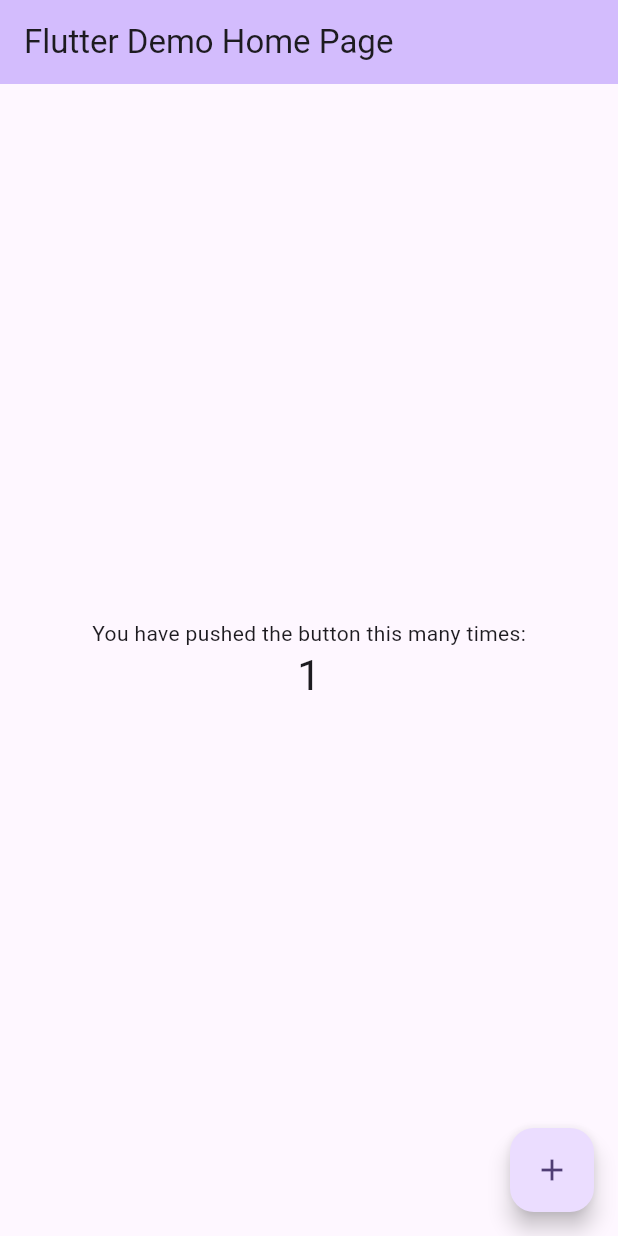
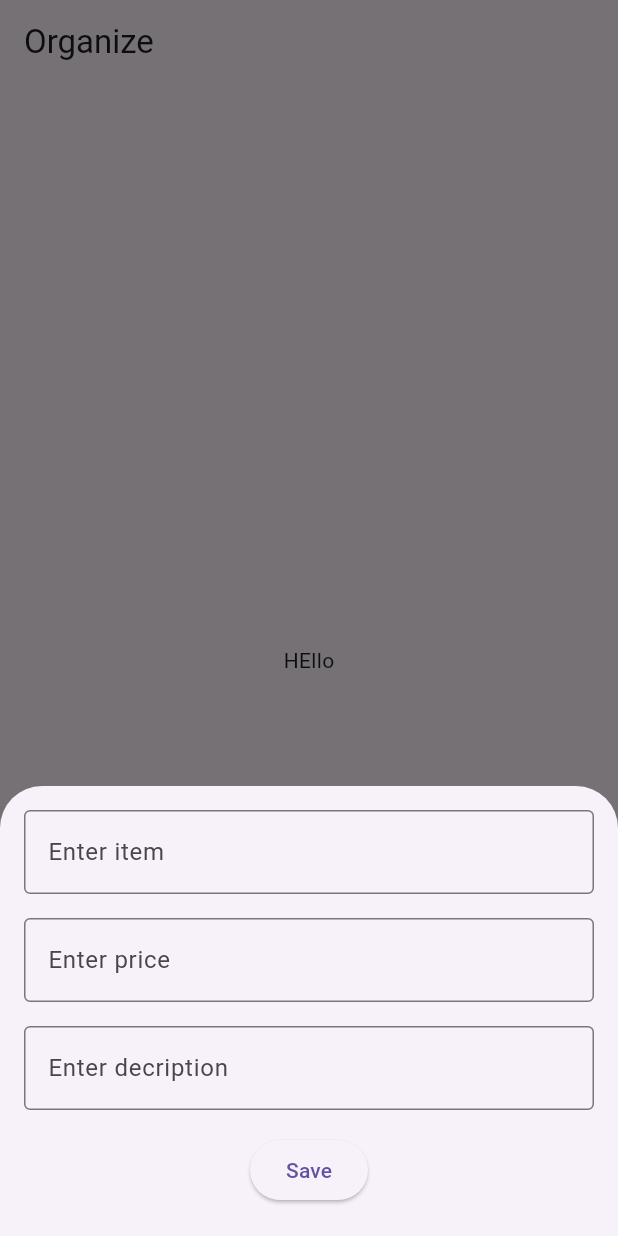
Before and after one commit to Abdulazeezno1/organizer, a Flutter app: the screen it shows after launch, after a tap on the "add" icon, on a phone screen of 412 x 824 dp. Run offline on Flutter 3.47's test engine with Material 3 defaults, Android fonts, the light colour scheme and no system bars; our stand-ins replace flutter_riverpod.

Commit message:
Added the HomeScreen and The Item class

```diff
--- /dev/null
+++ b/lib/class/item.dart
@@ -0,0 +1,42 @@
+import 'package:flutter_riverpod/flutter_riverpod.dart';
+
+class Item {
+  const Item({
+    required this.name,
+    required this.price,
+    required this.description,
+  });
+
+  final String name;
+  final double price;
+  final String description;
+
+  Item copyWith({String? name, double? price, String? description}) {
+    return Item(
+      name: name ?? this.name,
+      price: price ?? this.price,
+      description: description ?? this.description,
+    );
+  }
+}
+
+class NewItemNotifier extends Notifier<List<Item>> {
+  @override
+  List<Item> build() {
+    return [];
+  }
+
+  Future<void> addItem({
+    required String name,
+    required double price,
+    required String description,
+  }) async {
+    final newItem = Item(name: name, price: price, description: description);
+
+    state = [...state, newItem];
+  }
+}
+
+final itemProvider = NotifierProvider<NewItemNotifier, List<Item>>(
+  NewItemNotifier.new,
+);
--- a/lib/main.dart
+++ b/lib/main.dart
@@ -1,7 +1,9 @@
 import 'package:flutter/material.dart';
+import 'package:flutter_riverpod/flutter_riverpod.dart';
+import 'package:organizer/screens/home_screen.dart';
 
 void main() {
-  runApp(const MyApp());
+  runApp(ProviderScope(child: const MyApp()));
 }
 
 class MyApp extends StatelessWidget {
@@ -10,113 +12,6 @@ class MyApp extends StatelessWidget {
   // This widget is the root of your application.
   @override
   Widget build(BuildContext context) {
-    return MaterialApp(
-      title: 'Flutter Demo',
-      theme: ThemeData(
-        // This is the theme of your application.
-        //
-        // TRY THIS: Try running your application with "flutter run". You'll see
-        // the application has a purple toolbar. Then, without quitting the app,
-        // try changing the seedColor in the colorScheme below to Colors.green
-        // and then invoke "hot reload" (save your changes or press the "hot
-        // reload" button in a Flutter-supported IDE, or press "r" if you used
-        // the command line to start the app).
-        //
-        // Notice that the counter didn't reset back to zero; the application
-        // state is not lost during the reload. To reset the state, use hot
-        // restart instead.
-        //
-        // This works for code too, not just values: Most code changes can be
-        // tested with just a hot reload.
-        colorScheme: .fromSeed(seedColor: Colors.deepPurple),
-      ),
-      home: const MyHomePage(title: 'Flutter Demo Home Page'),
-    );
+    return MaterialApp(title: 'Flutter Demo', home: HomeScreen());
   }
 }
-
-class MyHomePage extends StatefulWidget {
-  const MyHomePage({super.key, required this.title});
-
-  // This widget is the home page of your application. It is stateful, meaning
-  // that it has a State object (defined below) that contains fields that affect
-  // how it looks.
-
-  // This class is the configuration for the state. It holds the values (in this
-  // case the title) provided by the parent (in this case the App widget) and
-  // used by the build method of the State. Fields in a Widget subclass are
-  // always marked "final".
-
-  final String title;
-
-  @override
-  State<MyHomePage> createState() => _MyHomePageState();
-}
-
-class _MyHomePageState extends State<MyHomePage> {
-  int _counter = 0;
-
-  void _incrementCounter() {
-    setState(() {
-      // This call to setState tells the Flutter framework that something has
-      // changed in this State, which causes it to rerun the build method below
-      // so that the display can reflect the updated values. If we changed
-      // _counter without calling setState(), then the build method would not be
-      // called again, and so nothing would appear to happen.
-      _counter++;
-    });
-  }
-
-  @override
-  Widget build(BuildContext context) {
-    // This method is rerun every time setState is called, for instance as done
-    // by the _incrementCounter method above.
-    //
-    // The Flutter framework has been optimized to make rerunning build methods
-    // fast, so that you can just rebuild anything that needs updating rather
-    // than having to individually change instances of widgets.
-    return Scaffold(
-      appBar: AppBar(
-        // TRY THIS: Try changing the color here to a specific color (to
-        // Colors.amber, perhaps?) and trigger a hot reload to see the AppBar
-        // change color while the other colors stay the same.
-        backgroundColor: Theme.of(context).colorScheme.inversePrimary,
-        // Here we take the value from the MyHomePage object that was created by
-        // the App.build method, and use it to set our appbar title.
-        title: Text(widget.title),
-      ),
-      body: Center(
-        // Center is a layout widget. It takes a single child and positions it
-        // in the middle of the parent.
-        child: Column(
-          // Column is also a layout widget. It takes a list of children and
-          // arranges them vertically. By default, it sizes itself to fit its
-          // children horizontally, and tries to be as tall as its parent.
-          //
-          // Column has various properties to control how it sizes itself and
-          // how it positions its children. Here we use mainAxisAlignment to
-          // center the children vertically; the main axis here is the vertical
-          // axis because Columns are vertical (the cross axis would be
-          // horizontal).
-          //
-          // TRY THIS: Invoke "debug painting" (choose the "Toggle Debug Paint"
-          // action in the IDE, or press "p" in the console), to see the
-          // wireframe for each widget.
-          mainAxisAlignment: .center,
-          children: [
-            const Text('You have pushed the button this many times:'),
-            Text(
-              '$_counter',
-              style: Theme.of(context).textTheme.headlineMedium,
-            ),
-          ],
-        ),
-      ),
-      floatingActionButton: FloatingActionButton(
-        onPressed: _incrementCounter,
-        tooltip: 'Increment',
-        child: const Icon(Icons.add),
-      ),
-    );
-  }
-}
--- /dev/null
+++ b/lib/screens/home_screen.dart
@@ -0,0 +1,95 @@
+import 'package:flutter/material.dart';
+import 'package:flutter_riverpod/flutter_riverpod.dart';
+import 'package:organizer/class/item.dart';
+
+class HomeScreen extends ConsumerWidget {
+  HomeScreen({super.key});
+
+  final TextEditingController titleController = TextEditingController();
+  final TextEditingController descriptionController = TextEditingController();
+  final TextEditingController priceController = TextEditingController();
+  @override
+  Widget build(BuildContext context, WidgetRef ref) {
+    final item = ref.read(itemProvider.notifier);
+    final itemNotifier = ref.watch(itemProvider);
+
+    return Scaffold(
+      appBar: AppBar(title: Text("Organize")),
+      body: itemNotifier.isEmpty
+          ? Center(child: Text("HEllo"))
+          : ListView.builder(
+              itemCount: itemNotifier.length,
+              itemBuilder: (context, index) {
+                final item = itemNotifier[index];
+                return ListTile(
+                  title: Text(item.name),
+                  subtitle: Text(item.description),
+                  trailing: Text("₦${item.price}"),
+                );
+              },
+            ),
+      floatingActionButton: Builder(
+        builder: (context) {
+          return FloatingActionButton(
+            child: Icon(Icons.add),
+            onPressed: () {
+              showModalBottomSheet(
+                context: context,
+                builder: (context) {
+                  return Container(
+                    width: double.infinity,
+                    padding: const EdgeInsets.all(16),
+                    height: 300,
+                    child: Column(
+                      spacing: 16,
+                      children: [
+                        TextFormField(
+                          controller: titleController,
+                          decoration: const InputDecoration(
+                            labelText: "Enter item",
+                            border: OutlineInputBorder(),
+                          ),
+                        ),
+                        TextFormField(
+                          controller: priceController,
+                          decoration: const InputDecoration(
+                            labelText: "Enter price",
+                            border: OutlineInputBorder(),
+                          ),
+                        ),
+                        TextFormField(
+                          controller: descriptionController,
+                          decoration: const InputDecoration(
+                            labelText: "Enter decription",
+                            border: OutlineInputBorder(),
+                          ),
+                        ),
+                        ElevatedButton(
+                          onPressed: () {
+                            final name = titleController.text.trim();
+                            final price = double.parse(
+                              priceController.text.trim(),
+                            );
+                            final description = descriptionController.text
+                                .trim();
+                            item.addItem(
+                              name: name,
+                              price: price,
+                              description: description,
+                            );
+                            Navigator.pop(context);
+                          },
+                          child: const Text("Save"),
+                        ),
+                      ],
+                    ),
+                  );
+                },
+              );
+            },
+          );
+        },
+      ),
+    );
+  }
+}
--- a/pubspec.yaml
+++ b/pubspec.yaml
@@ -2,7 +2,7 @@ name: organizer
 description: "A new Flutter project."
 # The following line prevents the package from being accidentally published to
 # pub.dev using `flutter pub publish`. This is preferred for private packages.
-publish_to: 'none' # Remove this line if you wish to publish to pub.dev
+publish_to: "none" # Remove this line if you wish to publish to pub.dev
 
 # The following defines the version and build number for your application.
 # A version number is three numbers separated by dots, like 1.2.43
@@ -45,13 +45,13 @@ dev_dependencies:
   # package. See that file for information about deactivating specific lint
   # rules and activating additional ones.
   flutter_lints: ^6.0.0
+  flutter_riverpod: ^3.3.1
 
 # For information on the generic Dart part of this file, see the
 # following page: https://dart.dev/tools/pub/pubspec
 
 # The following section is specific to Flutter packages.
 flutter:
-
   # The following line ensures that the Material Icons font is
   # included with your application, so that you can use the icons in
   # the material Icons class.
```
Also changed, not shown: pubspec.lock.
